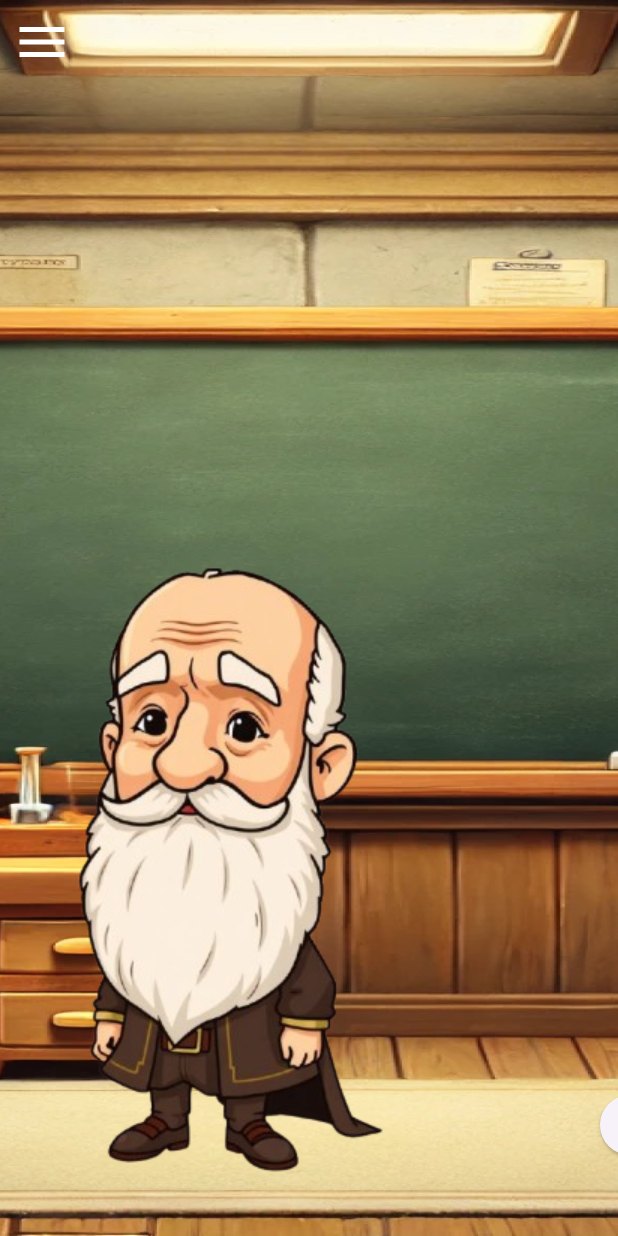
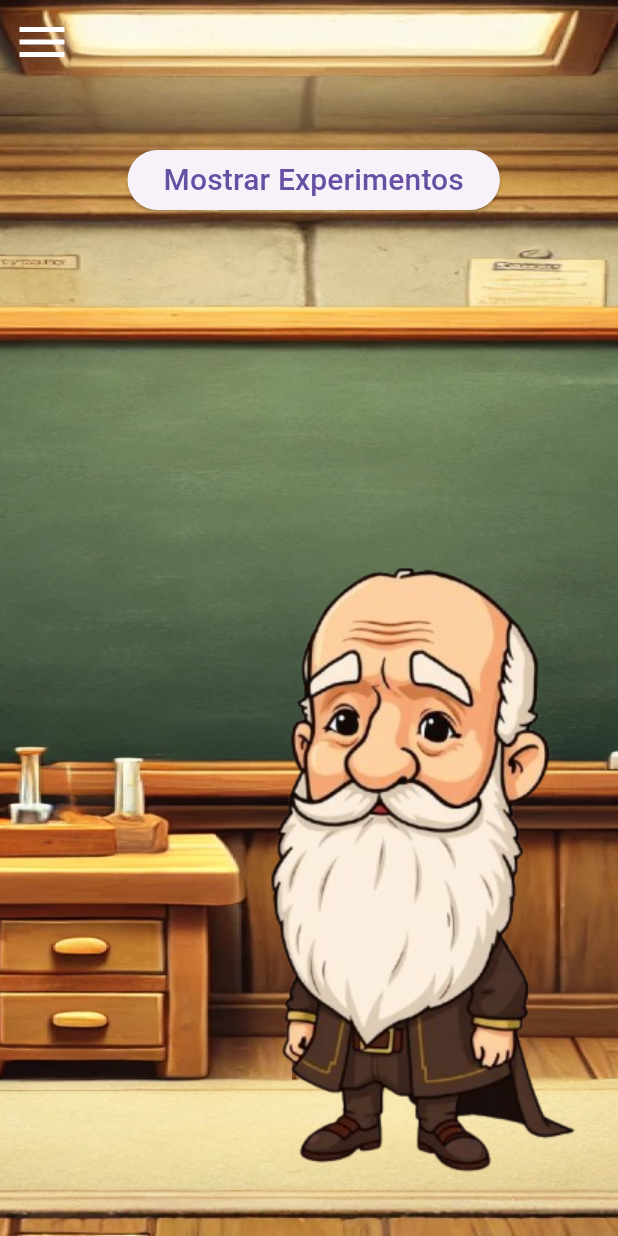
Before and after one commit to proyectogalileo3/Design-Galileo, a Flutter app: the screen it shows after launch, on a phone screen of 412 x 824 dp. Run offline on Flutter 3.47's test engine with Material 3 defaults, Android fonts, the phone set to English and light mode, and no system bars.

Commit message:
Adaptación a dispositivos móviles

```diff
--- a/lib/main.dart
+++ b/lib/main.dart
@@ -15,6 +15,7 @@ class MyApp extends StatelessWidget {
       theme: ThemeData(
         primarySwatch: Colors.blue,
       ),
+      debugShowCheckedModeBanner: false,
       home: const AlumnoPage(),
     );
   }
--- a/lib/pages/alumno_page.dart
+++ b/lib/pages/alumno_page.dart
@@ -5,15 +5,16 @@ class AlumnoPage extends StatefulWidget {
   const AlumnoPage({super.key});
 
   @override
-  _AlumnoPageState createState() => _AlumnoPageState();
+  AlumnoPageState createState() => AlumnoPageState();
 }
 
-class _AlumnoPageState extends State<AlumnoPage>
+class AlumnoPageState extends State<AlumnoPage>
     with SingleTickerProviderStateMixin {
   late AnimationController _controller;
   late Animation<Offset> _slideAnimation;
   bool isDrawerOpen = false;
-  String fullText = 'EXPERIMENTOS:\n\nAquí puedes ver tus experimentos asignados';
+  String fullText =
+      'EXPERIMENTOS:\n\nAquí puedes ver tus experimentos asignados';
   String displayedText = '';
   int currentIndex = 0;
   bool showButton = true;
@@ -66,7 +67,8 @@ class _AlumnoPageState extends State<AlumnoPage>
       Future.delayed(const Duration(milliseconds: 50), _writeNextLetter);
     } else {
       setState(() {
-        showActionButton = true; // Muestra el botón "Ver Experimentos" al finalizar la escritura
+        showActionButton =
+            true; // Muestra el botón "Ver Experimentos" al finalizar la escritura
       });
     }
   }
@@ -118,38 +120,40 @@ class _AlumnoPageState extends State<AlumnoPage>
                       children: [
                         // Contenido superpuesto en la pizarra
                         Positioned(
-                          top: 120,
-                          left: 430,
-                          child: Container(
-                            width: 430,
+                          top: 200,
+                          left: 0,
+                          child: SizedBox(
+                            width: 400,
                             height: 250,
                             child: Column(
                               mainAxisAlignment: MainAxisAlignment.center,
                               children: [
                                 Text(
                                   displayedText,
-                                  style: TextStyle(
+                                  style: const TextStyle(
                                     color: Colors.white,
                                     fontSize: 22,
                                     fontWeight: FontWeight.bold,
-                                    fontFamily: 'ChalkFont', // Usa la fuente personalizada
+                                    fontFamily:
+                                        'ChalkFont', // Usa la fuente personalizada
                                   ),
                                   textAlign: TextAlign.center,
                                 ),
-                                SizedBox(height: 30),
+                                const SizedBox(height: 30),
                                 // Botón "Ver Experimentos" que aparece al final de la animación
                                 if (showActionButton)
                                   TextButton(
                                     onPressed: () {
                                       // Acción para ver experimentos
                                     },
-                                    child: Text(
+                                    child: const Text(
                                       'Ver Experimentos',
                                       style: TextStyle(
                                         color: Colors.white,
                                         fontSize: 20,
                                         fontWeight: FontWeight.bold,
-                                        fontFamily: 'ChalkFont', // Usa la fuente personalizada
+                                        fontFamily:
+                                            'ChalkFont', // Usa la fuente personalizada
                                       ),
                                     ),
                                   ),
@@ -160,11 +164,11 @@ class _AlumnoPageState extends State<AlumnoPage>
                         // Botón para iniciar la escritura letra por letra
                         if (showButton)
                           Positioned(
-                            bottom: 50,
-                            left: 400,
+                            top: 40,
+                            left: 85,
                             child: ElevatedButton(
                               onPressed: _startWritingText,
-                              child: Text(
+                              child: const Text(
                                 'Mostrar Experimentos',
                                 style: TextStyle(fontSize: 20),
                               ),
@@ -173,7 +177,7 @@ class _AlumnoPageState extends State<AlumnoPage>
                         // Añadir imagen en la esquina inferior derecha
                         Positioned(
                           bottom: 20,
-                          right: 20,
+                          left: 20,
                           child: Image.asset(
                             'assets/images/galileo/galileo11.png', // Ruta de la imagen añadida
                             width: 500, // Ajusta el tamaño según necesites
```
